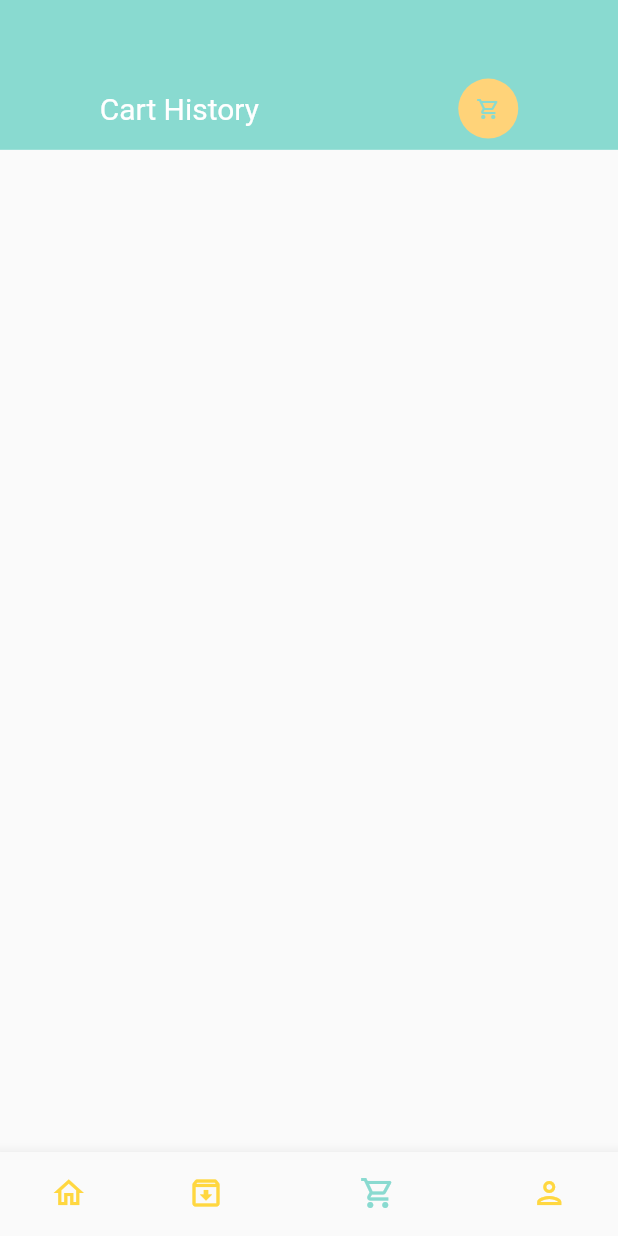
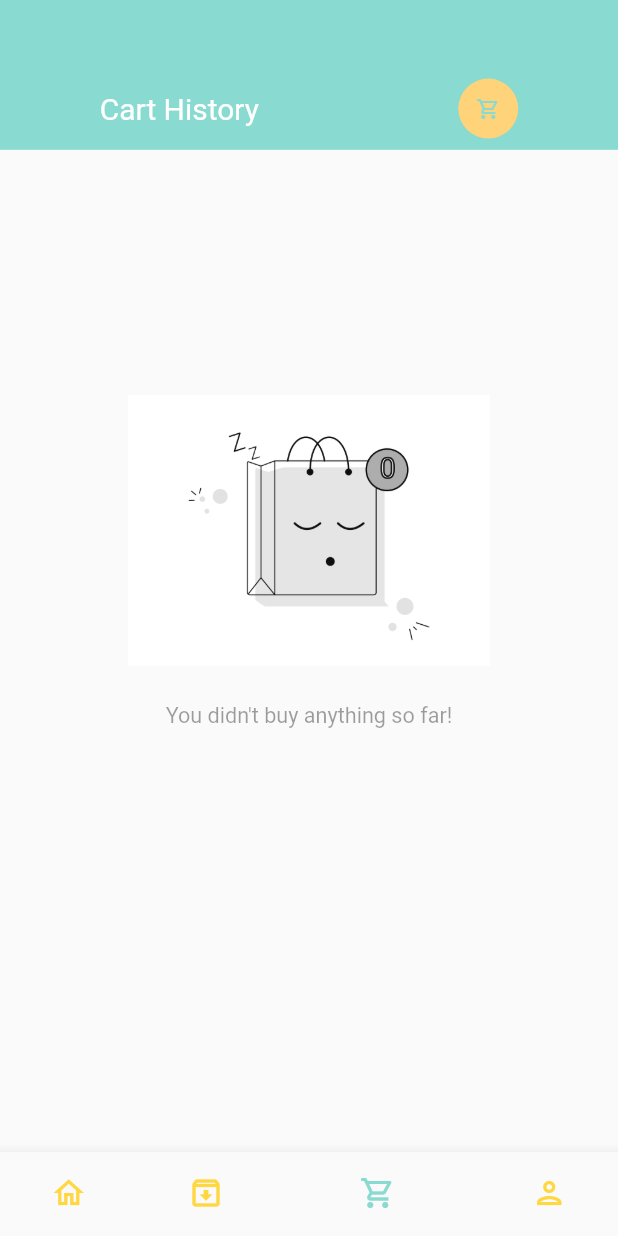
Before and after one commit to Manoj882/food_delivery_app, a Flutter app: the screen it shows after launch, item 3 of the bottom bar chosen, on a phone screen of 412 x 824 dp. Run offline on Flutter 3.47's test engine with Material 2 defaults, Android fonts, the phone set to English and light mode, and no system bars; our stand-ins replace dots_indicator, get, shared_preferences; network calls fail.

Commit message:
built reusable NoDataPage and timeWidget method for solving date format issue

```diff
--- a/lib/base/no_data_page.dart
+++ b/lib/base/no_data_page.dart
@@ -0,0 +1,38 @@
+import 'package:flutter/material.dart';
+
+class NoDataPage extends StatelessWidget {
+  const NoDataPage(
+      {required this.text,
+      this.imgPath = 'assets/images/empty_cart.jpg',
+      Key? key})
+      : super(key: key);
+
+  final String text;
+  final String imgPath;
+
+  @override
+  Widget build(BuildContext context) {
+    return Column(
+      mainAxisAlignment: MainAxisAlignment.center,
+      crossAxisAlignment: CrossAxisAlignment.stretch,
+      children: [
+        Image.asset(
+          imgPath,
+          height: MediaQuery.of(context).size.height * 0.22,
+          width: MediaQuery.of(context).size.width * 0.22,
+        ),
+        SizedBox(
+          height: MediaQuery.of(context).size.height * 0.03,
+        ),
+        Text(
+          text,
+          style: TextStyle(
+            fontSize: MediaQuery.of(context).size.height*0.0175,
+            color: Theme.of(context).disabledColor,
+          ),
+          textAlign: TextAlign.center,
+        ),
+      ],
+    );
+  }
+}
--- a/lib/pages/carts/cart_history.dart
+++ b/lib/pages/carts/cart_history.dart
@@ -1,6 +1,7 @@
 import 'dart:convert';
 
 import 'package:flutter/material.dart';
+import 'package:food_delivery_app/base/no_data_page.dart';
 import 'package:food_delivery_app/constants/app_constants.dart';
 import 'package:food_delivery_app/controllers/cart_controller.dart';
 import 'package:food_delivery_app/models/cart_model.dart';
@@ -18,7 +19,8 @@ class CartHistory extends StatelessWidget {
 
   @override
   Widget build(BuildContext context) {
-    var getCartHistoryList = Get.find<CartController>().getCartHistoryList().reversed.toList();
+    var getCartHistoryList =
+        Get.find<CartController>().getCartHistoryList().reversed.toList();
     Map<String, int> cartItemsPerOrder = Map();
 
     for (int i = 0; i < getCartHistoryList.length; i++) {
@@ -38,16 +40,32 @@ class CartHistory extends StatelessWidget {
       return cartItemsPerOrder.entries.map((e) => e.key).toList();
     }
 
-
-
     List<int> itemsPerOrder = cartItemsPerOrderToList();
     var listCounter = 0;
+    Widget timeWidget(int index){
+      var outputDate = DateTime.now().toString();
+      if(index<getCartHistoryList.length){
+        DateTime parseDate = DateFormat(
+        'yyyy-MM-dd HH:mm:ss')
+        .parse(getCartHistoryList[listCounter]
+            .time!);
+        var inputDate =
+        DateTime.parse(parseDate.toString());
+        var outputFormat =
+        DateFormat('MM/dd/yyyy hh:mm a');
+        outputDate =
+        outputFormat.format(inputDate);
+      }
+        return BigText(text: outputDate);
+
+    }
 
     return Scaffold(
       body: Column(
         children: [
+          //header section or app bar
           Container(
-            height: Dimensions.height10*10,
+            height: Dimensions.height10 * 10,
             padding: EdgeInsets.only(top: Dimensions.height45),
             width: double.maxFinite,
             color: AppColors.mainColor,
@@ -66,7 +84,11 @@ class CartHistory extends StatelessWidget {
               ],
             ),
           ),
-          Expanded(
+
+          //body section of cart history page
+          GetBuilder<CartController>(builder: (_cartController) {
+            return _cartController.getCartHistoryList().length > 0
+                ? Expanded(
                     child: Container(
                       margin: EdgeInsets.only(
                         top: Dimensions.height20,
@@ -80,35 +102,27 @@ class CartHistory extends StatelessWidget {
                           children: [
                             for (int i = 0; i < cartItemsPerOrder.length; i++)
                               Container(
-                        height: Dimensions.height30*4,
-                        margin: EdgeInsets.only(bottom: Dimensions.height20),
+                                height: Dimensions.height30 * 4,
+                                margin: EdgeInsets.only(
+                                    bottom: Dimensions.height20),
                                 child: Column(
                                   crossAxisAlignment: CrossAxisAlignment.start,
                                   children: [
                                     // BigText(text: getCartHistoryList[listCounter].time!),
 
-                            (() {
-                              DateTime parseDate =
-                                  DateFormat('yyyy-MM-dd HH:mm:ss').parse(
-                                      getCartHistoryList[listCounter].time!);
-                              var inputDate =
-                                  DateTime.parse(parseDate.toString());
-                              var outputFormat =
-                                  DateFormat('MM/dd/yyyy hh:mm a');
-                              var outputDate = outputFormat.format(inputDate);
-                              return BigText(text: outputDate);
-                            }()),
+                                    timeWidget(listCounter),
 
                                     SizedBox(
                                       height: Dimensions.height10,
                                     ),
                                     Row(
-                              mainAxisAlignment: MainAxisAlignment.spaceBetween,
+                                      mainAxisAlignment:
+                                          MainAxisAlignment.spaceBetween,
                                       children: [
                                         Wrap(
                                           direction: Axis.horizontal,
-                                  children:
-                                      List.generate(itemsPerOrder[i], (index) {
+                                          children: List.generate(
+                                              itemsPerOrder[i], (index) {
                                             if (listCounter <
                                                 getCartHistoryList.length) {
                                               listCounter++;
@@ -116,14 +130,19 @@ class CartHistory extends StatelessWidget {
 
                                             return index <= 2
                                                 ? Container(
-                                            height: Dimensions.height20*4,
-                                            width: Dimensions.width20*4,
+                                                    height:
+                                                        Dimensions.height20 * 4,
+                                                    width:
+                                                        Dimensions.width20 * 4,
                                                     margin: EdgeInsets.only(
-                                                right: Dimensions.width10 / 2),
+                                                        right:
+                                                            Dimensions.width10 /
+                                                                2),
                                                     decoration: BoxDecoration(
-                                              borderRadius:
-                                                  BorderRadius.circular(
-                                                      Dimensions.radius15 / 2),
+                                                      borderRadius: BorderRadius
+                                                          .circular(Dimensions
+                                                                  .radius15 /
+                                                              2),
                                                       image: DecorationImage(
                                                         image: NetworkImage(
                                                           '${AppConstants.BASE_URL}${AppConstants.UPLOAD_URL}${getCartHistoryList[listCounter - 1].img}',
@@ -136,11 +155,12 @@ class CartHistory extends StatelessWidget {
                                           }),
                                         ),
                                         Container(
-                                  height: Dimensions.height20*4,
+                                          height: Dimensions.height20 * 4,
                                           child: Column(
                                             mainAxisAlignment:
                                                 MainAxisAlignment.spaceEvenly,
-                                    crossAxisAlignment: CrossAxisAlignment.end,
+                                            crossAxisAlignment:
+                                                CrossAxisAlignment.end,
                                             children: [
                                               SmallText(
                                                 text: 'Total',
@@ -152,38 +172,57 @@ class CartHistory extends StatelessWidget {
                                                 color: AppColors.titleColor,
                                               ),
                                               GestureDetector(
-                                        onTap: (){
-                                          var orderTime = cartOrderTimeToList();
+                                                onTap: () {
+                                                  var orderTime =
+                                                      cartOrderTimeToList();
                                                   // print('Order time ${orderTime[i].toString()}');
-                                          Map<int, CartModel> moreOrder ={};
-                                          for(int j =0; j<getCartHistoryList.length; j++){
-                                            if(getCartHistoryList[j].time == orderTime[i]){
+                                                  Map<int, CartModel>
+                                                      moreOrder = {};
+                                                  for (int j = 0;
+                                                      j <
+                                                          getCartHistoryList
+                                                              .length;
+                                                      j++) {
+                                                    if (getCartHistoryList[j]
+                                                            .time ==
+                                                        orderTime[i]) {
                                                       //  print('The cart or product id is ${getCartHistoryList[j].product!.id.toString()}');
                                                       //  print('Product info is ${jsonEncode(getCartHistoryList[j])}');
-                                            moreOrder.putIfAbsent(getCartHistoryList[j].id!, () =>
-                                             CartModel.fromJson(jsonDecode(jsonEncode(getCartHistoryList[j]))),
+                                                      moreOrder.putIfAbsent(
+                                                        getCartHistoryList[j]
+                                                            .id!,
+                                                        () => CartModel.fromJson(
+                                                            jsonDecode(jsonEncode(
+                                                                getCartHistoryList[
+                                                                    j]))),
                                                       );
                                                     }
                                                   }
 
-                                          Get.find<CartController>().setItems = moreOrder;
-                                          Get.find<CartController>().addToCartList();
-                                          Get.toNamed(RouteHelper.getCartPage());
-
-
-
+                                                  Get.find<CartController>()
+                                                      .setItems = moreOrder;
+                                                  Get.find<CartController>()
+                                                      .addToCartList();
+                                                  Get.toNamed(RouteHelper
+                                                      .getCartPage());
                                                 },
                                                 child: Container(
                                                   padding: EdgeInsets.symmetric(
-                                            horizontal: Dimensions.width10,
-                                            vertical: Dimensions.height10 / 2,
+                                                    horizontal:
+                                                        Dimensions.width10,
+                                                    vertical:
+                                                        Dimensions.height10 / 2,
                                                   ),
                                                   decoration: BoxDecoration(
-                                            borderRadius: BorderRadius.circular(
-                                                Dimensions.radius15 / 2),
+                                                    borderRadius:
+                                                        BorderRadius.circular(
+                                                            Dimensions
+                                                                    .radius15 /
+                                                                2),
                                                     border: Border.all(
                                                         width: 1,
-                                                color: AppColors.mainColor),
+                                                        color: AppColors
+                                                            .mainColor),
                                                   ),
                                                   child: SmallText(
                                                     text: 'one more',
@@ -203,7 +242,17 @@ class CartHistory extends StatelessWidget {
                         ),
                       ),
                     ),
+                  )
+                : SizedBox(
+                  height: MediaQuery.of(context).size.height/1.5,
+                  child: Center(
+                    child: NoDataPage(
+                        text: 'You didn\'t buy anything so far!',
+                        imgPath: 'assets/images/empty_box.png',
                       ),
+                  ),
+                );
+          }),
         ],
       ),
     );
```
Also changed, not shown: lib/pages/carts/cart_page.dart (+9 -4 lines), assets/images/empty_box.png (added), assets/images/empty_cart.PNG (deleted), assets/images/empty_cart.jpg (added). Lines whose indentation alone changed are shown as unchanged.
